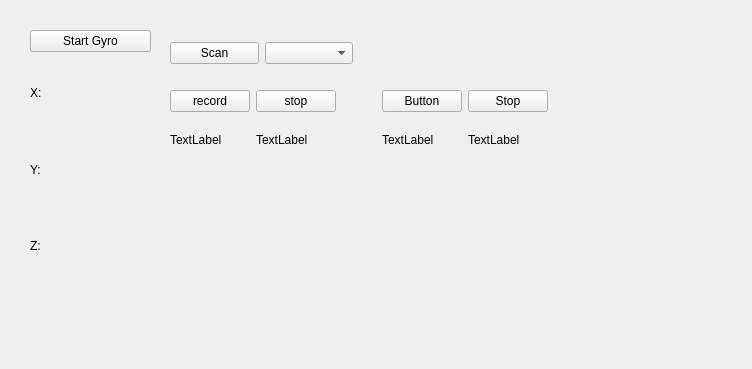
First picture: the form in resource/MyPlugin.ui, repository LennonHuang/rqt_mypkg, before the edit.
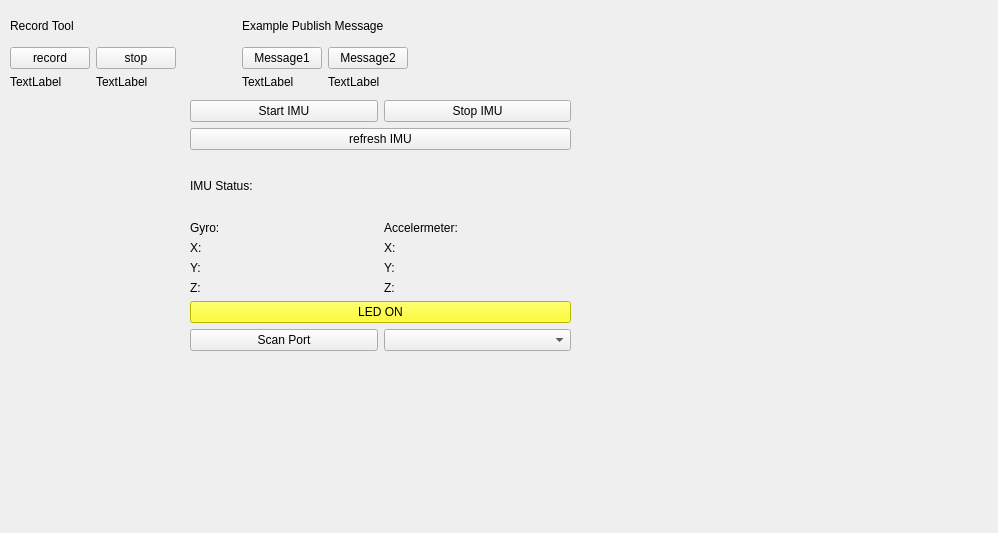
Second picture: the form after the edit.

```diff
--- a/resource/MyPlugin.ui
+++ b/resource/MyPlugin.ui
@@ -6,8 +6,8 @@
    <rect>
     <x>0</x>
     <y>0</y>
-    <width>752</width>
-    <height>369</height>
+    <width>998</width>
+    <height>533</height>
    </rect>
   </property>
   <property name="minimumSize">
@@ -22,15 +22,162 @@
   <widget class="QWidget" name="layoutWidget">
    <property name="geometry">
     <rect>
-     <x>170</x>
-     <y>90</y>
-     <width>531</width>
-     <height>71</height>
+     <x>190</x>
+     <y>100</y>
+     <width>381</width>
+     <height>251</height>
+    </rect>
+   </property>
+   <layout class="QVBoxLayout" name="verticalLayout_5">
+    <item>
+     <layout class="QHBoxLayout" name="horizontalLayout_5">
+      <item>
+       <widget class="QPushButton" name="imu_start_btn">
+        <property name="text">
+         <string>Start IMU</string>
+        </property>
+       </widget>
+      </item>
+      <item>
+       <widget class="QPushButton" name="imu_stop_btn">
+        <property name="text">
+         <string>Stop IMU</string>
+        </property>
+       </widget>
+      </item>
+     </layout>
+    </item>
+    <item>
+     <widget class="QPushButton" name="imu_refresh_btn">
+      <property name="text">
+       <string>refresh IMU</string>
+      </property>
+     </widget>
+    </item>
+    <item>
+     <layout class="QVBoxLayout" name="verticalLayout_10">
+      <item>
+       <widget class="QLabel" name="imu_status_label">
+        <property name="text">
+         <string>IMU Status:</string>
+        </property>
+       </widget>
+      </item>
+      <item>
+       <layout class="QHBoxLayout" name="horizontalLayout_6">
+        <item>
+         <layout class="QVBoxLayout" name="verticalLayout_9">
+          <item>
+           <widget class="QLabel" name="gyro_label">
+            <property name="text">
+             <string>Gyro:</string>
+            </property>
+           </widget>
+          </item>
+          <item>
+           <widget class="QLabel" name="x_label">
+            <property name="text">
+             <string>X: </string>
+            </property>
+           </widget>
+          </item>
+          <item>
+           <widget class="QLabel" name="y_label">
+            <property name="text">
+             <string>Y: </string>
+            </property>
+           </widget>
+          </item>
+          <item>
+           <widget class="QLabel" name="z_label">
+            <property name="text">
+             <string>Z: </string>
+            </property>
+           </widget>
+          </item>
+         </layout>
+        </item>
+        <item>
+         <layout class="QVBoxLayout" name="verticalLayout_8">
+          <item>
+           <widget class="QLabel" name="acc_label">
+            <property name="text">
+             <string>Accelermeter:</string>
+            </property>
+           </widget>
+          </item>
+          <item>
+           <widget class="QLabel" name="x_label_acc">
+            <property name="text">
+             <string>X: </string>
+            </property>
+           </widget>
+          </item>
+          <item>
+           <widget class="QLabel" name="y_label_acc">
+            <property name="text">
+             <string>Y: </string>
+            </property>
+           </widget>
+          </item>
+          <item>
+           <widget class="QLabel" name="z_label_acc">
+            <property name="text">
+             <string>Z: </string>
+            </property>
+           </widget>
+          </item>
+         </layout>
+        </item>
+       </layout>
+      </item>
+     </layout>
+    </item>
+    <item>
+     <widget class="QPushButton" name="led_btn">
+      <property name="styleSheet">
+       <string notr="true">background-color: yellow;</string>
+      </property>
+      <property name="text">
+       <string>LED ON</string>
+      </property>
+     </widget>
+    </item>
+    <item>
+     <layout class="QHBoxLayout" name="horizontalLayout_4">
+      <item>
+       <widget class="QPushButton" name="serial_scan_btn">
+        <property name="text">
+         <string>Scan Port</string>
+        </property>
+       </widget>
+      </item>
+      <item>
+       <widget class="QComboBox" name="comboBox"/>
+      </item>
+     </layout>
+    </item>
+   </layout>
+  </widget>
+  <widget class="QWidget" name="">
+   <property name="geometry">
+    <rect>
+     <x>10</x>
+     <y>10</y>
+     <width>457</width>
+     <height>79</height>
     </rect>
    </property>
    <layout class="QHBoxLayout" name="horizontalLayout_3">
     <item>
-     <layout class="QHBoxLayout" name="horizontalLayout_2">
+     <layout class="QVBoxLayout" name="verticalLayout_6">
+      <item>
+       <widget class="QLabel" name="label_record_2">
+        <property name="text">
+         <string>Record Tool</string>
+        </property>
+       </widget>
+      </item>
       <item>
        <layout class="QHBoxLayout" name="horizontalLayout">
         <item>
@@ -71,6 +218,8 @@
         </item>
        </layout>
       </item>
+     </layout>
+    </item>
       <item>
        <spacer name="horizontalSpacer">
         <property name="orientation">
@@ -85,11 +234,22 @@
        </spacer>
       </item>
       <item>
+     <layout class="QVBoxLayout" name="verticalLayout_7">
+      <item>
+       <widget class="QLabel" name="label_send_message">
+        <property name="text">
+         <string>Example Publish Message</string>
+        </property>
+       </widget>
+      </item>
+      <item>
+       <layout class="QHBoxLayout" name="horizontalLayout_2">
+        <item>
        <layout class="QVBoxLayout" name="verticalLayout_2">
         <item>
          <widget class="QPushButton" name="btn">
           <property name="text">
-           <string>Button</string>
+             <string>Message1</string>
           </property>
          </widget>
         </item>
@@ -107,7 +267,7 @@
         <item>
          <widget class="QPushButton" name="btn_stop">
           <property name="text">
-           <string>Stop</string>
+             <string>Message2</string>
           </property>
          </widget>
         </item>
@@ -122,6 +282,8 @@
       </item>
      </layout>
     </item>
+     </layout>
+    </item>
     <item>
      <spacer name="horizontalSpacer_2">
       <property name="orientation">
@@ -137,68 +299,6 @@
     </item>
    </layout>
   </widget>
-  <widget class="QWidget" name="layoutWidget">
-   <property name="geometry">
-    <rect>
-     <x>170</x>
-     <y>40</y>
-     <width>183</width>
-     <height>27</height>
-    </rect>
-   </property>
-   <layout class="QHBoxLayout" name="horizontalLayout_4">
-    <item>
-     <widget class="QPushButton" name="serial_scan_btn">
-      <property name="text">
-       <string>Scan</string>
-      </property>
-     </widget>
-    </item>
-    <item>
-     <widget class="QComboBox" name="comboBox"/>
-    </item>
-   </layout>
-  </widget>
-  <widget class="QWidget" name="">
-   <property name="geometry">
-    <rect>
-     <x>30</x>
-     <y>30</y>
-     <width>121</width>
-     <height>251</height>
-    </rect>
-   </property>
-   <layout class="QVBoxLayout" name="verticalLayout_5">
-    <item>
-     <widget class="QPushButton" name="gyro_start_btn">
-      <property name="text">
-       <string>Start Gyro</string>
-      </property>
-     </widget>
-    </item>
-    <item>
-     <widget class="QLabel" name="x_label">
-      <property name="text">
-       <string>X: </string>
-      </property>
-     </widget>
-    </item>
-    <item>
-     <widget class="QLabel" name="y_label">
-      <property name="text">
-       <string>Y: </string>
-      </property>
-     </widget>
-    </item>
-    <item>
-     <widget class="QLabel" name="z_label">
-      <property name="text">
-       <string>Z: </string>
-      </property>
-     </widget>
-    </item>
-   </layout>
-  </widget>
  </widget>
  <resources/>
  <connections/>
```
Lines whose indentation alone changed are shown as unchanged.
